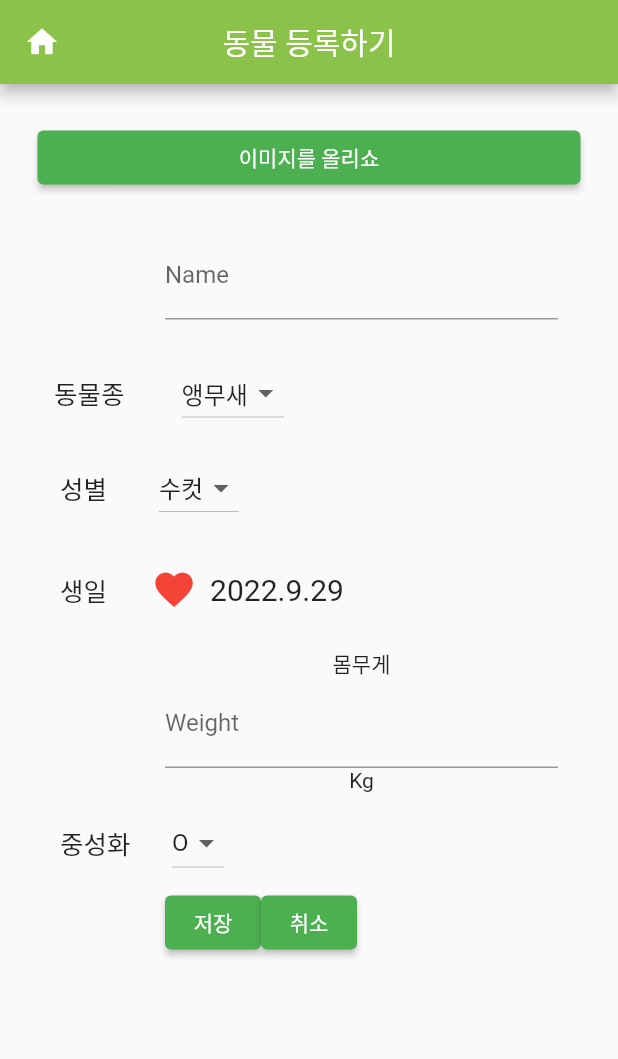
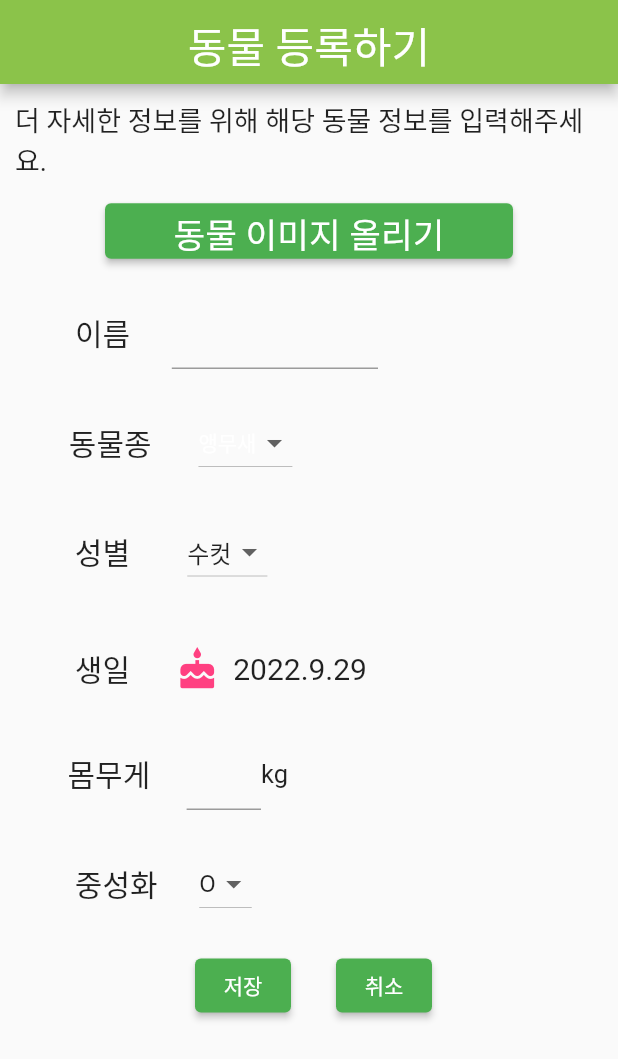
Before and after one commit to lsuinl/Ahri_manager, a Flutter app: the screen it shows after launch, on a phone screen of 412 x 824 dp. Shown: the top 1059 px of the screen. Run offline on Flutter 3.47's test engine with Material 2 defaults, Android fonts, the phone set to English and light mode, and no system bars; our stand-ins replace geolocator, google_maps_flutter, image_picker, shared_preferences, table_calendar, webview_flutter; Roboto replaces fonts that are missing (jua).

Commit message:
before merge

```diff
--- a/lib/screen/home.dart
+++ b/lib/screen/home.dart
@@ -32,7 +32,7 @@ class _HomeScreenState extends State<HomeScreen> {
       decoration: BoxDecoration( //배경이미지
         image: DecorationImage(
           fit: BoxFit.cover,
-          image: AssetImage('imgs/background3.jpg'),
+          image: AssetImage('asset/imgs/background3.jpg'),
         ),
       ),
       child: Scaffold(
@@ -88,7 +88,7 @@ class _HomeScreenState extends State<HomeScreen> {
                             Navigator.push(context,
                                 MaterialPageRoute(builder: (context) => Buy_object()));
                           },
-                          icon: Image.asset('imgs/schedule.png'),
+                          icon: Image.asset('asset/imgs/schedule.png'),
                           iconSize: 70,
                           //padding,
                         ),
@@ -117,7 +117,7 @@ class _HomeScreenState extends State<HomeScreen> {
                             Navigator.push(context,
                                 MaterialPageRoute(builder: (context) => Map_hospital()));
                           },
-                          icon: Image.asset('imgs/hospital.png'),
+                          icon: Image.asset('asset/imgs/hospital.png'),
                           iconSize: 70,
                         ),
 
@@ -147,7 +147,7 @@ class _HomeScreenState extends State<HomeScreen> {
                           Navigator.push(context,
                               MaterialPageRoute(builder: (context) => Buy_object()));
                           },
-                        icon: Image.asset('imgs/pet-food.png'),
+                        icon: Image.asset('asset/imgs/pet-food.png'),
                         iconSize: 70,
                       ),
 
--- a/lib/screen/start.dart
+++ b/lib/screen/start.dart
@@ -20,7 +20,6 @@ class StartScreen extends StatefulWidget {
   State<StartScreen> createState() => _StartScreenState();
 }
 
-
 class _StartScreenState extends State<StartScreen> {
   TextEditingController name = TextEditingController();
   TextEditingController weight = TextEditingController();
@@ -29,10 +28,12 @@ class _StartScreenState extends State<StartScreen> {
   String? _neubuttonText;
   String? _speciesText;
 
-  final UserHelper helper =UserHelper();
+  final UserHelper helper = UserHelper();
 
   var userImage;
-  addUI(u) {userImage = u;} //이미지 띄우기
+  addUI(u) {
+    userImage = u;
+  } //이미지 띄우기
 
   List _GenderType = ['수컷', '암컷'];
   List _SurgeryMenu = ['O', 'X'];
@@ -57,7 +58,8 @@ class _StartScreenState extends State<StartScreen> {
       _dropDownSurItems.add(DropdownMenuItem(value: item, child: Text(item)));
     }
     for (var item in _SpeciesList) {
-      _dropDownSpeciesItems.add(DropdownMenuItem(value: item, child: Text(item)));
+      _dropDownSpeciesItems
+          .add(DropdownMenuItem(value: item, child: Text(item)));
     }
     _genderbuttonText = _dropDownGenderItems[0].value;
     _neubuttonText = _dropDownSurItems[0].value;
@@ -69,18 +71,45 @@ class _StartScreenState extends State<StartScreen> {
     return Scaffold(
       appBar: AppBar(
         backgroundColor: Colors.lightGreen,
-        title: Text('동물 등록하기'),
+        title: Padding(
+          padding: const EdgeInsets.only(top: 5.0),
+          child: Text(
+            '동물 등록하기',
+            style: TextStyle(
+              color: Colors.white,
+              fontFamily: 'jua',
+              fontSize: 28.0,
+            ),
+          ),
+        ),
         centerTitle: true, //중간에 오도록
-        leading: Icon(Icons.home),
       ),
       body: ListView(
           scrollDirection: Axis.vertical,
           padding: const EdgeInsets.all(10.0),
           children: <Widget>[
+            Text(
+              '더 자세한 정보를 위해 해당 동물 정보를 입력해주세요.',
+              style: TextStyle(
+                fontFamily: 'jua',
+                fontSize: 18.0,
+              ),
+            ),
+            SizedBox(height: 10.0),
             Padding(
-              padding: EdgeInsets.all(15),
+              padding: EdgeInsets.symmetric(horizontal: 60.0),
               child: ElevatedButton(
-                child: const Text('이미지를 올리쇼'),
+                child: Padding(
+                  padding: const EdgeInsets.only(top: 3.0),
+                  child: const Text(
+                    '동물 이미지 올리기',
+                    style: TextStyle(
+                      color: Colors.white,
+                      fontFamily: 'jua',
+                      fontSize: 23.0,
+                    ),
+                  ),
+                ),
                 style: ButtonStyle(
                     backgroundColor: MaterialStateProperty.all(Colors.green)),
                 onPressed: () async {
@@ -94,29 +123,53 @@ class _StartScreenState extends State<StartScreen> {
                       addUI(ui);
                     });
                   }
-                  Widget userima(){ //저장한 이미지를 띄우는 친구였어요... 새로운 페이지로 띄우는 건 가능했는데요? 이 페이지 안에 띄우는 건 못하겠어요.
+                  Widget userima() {
+                    //저장한 이미지를 띄우는 친구였어요... 새로운 페이지로 띄우는 건 가능했는데요? 이 페이지 안에 띄우는 건 못하겠어요.
                     //서칭해서 찾아보니까 return Container(body:어쩌구)) 하던데 응 안돼
-                    return Image.file(userImage, height: 100, width: 100,);
+                    return Image.file(
+                      userImage,
+                      height: 100,
+                      width: 100,
+                    );
                   }
                 },
               ),
             ),
-            Padding( //이름
-              padding: EdgeInsets.fromLTRB(100, 10, 30, 20),
-              child: TextField(
-                controller: name, //name
-                decoration: InputDecoration(
-                  labelText: 'Name',
+
+            Padding(
+              //이름
+              padding: EdgeInsets.fromLTRB(40, 20, 150, 10),
+              child: Row(
+                children: <Widget>[
+                  new Text(
+                    "이름",
+                    textAlign: TextAlign.left,
+                    style: TextStyle(fontFamily: 'jua', fontSize: 20),
+                  ),
+                  new Text('        '),
+                  new Flexible(
+                      child: new TextField(
+                    controller: name,
+                    style: Theme.of(context).textTheme.bodyText1,
+                  )),
+                ],
               ),
             ),
-            ),
-            Padding( //동물종
+
+            SizedBox(height: 10.0),
+
+            Padding(
+              //동물종
               padding: EdgeInsets.fromLTRB(26, 5, 30, 10),
               child: Row(
                 children: [
-                  Text('동물종', style: TextStyle(fontSize: 17),),
-                  Text('           '),
+                  Text(
+                    '  동물종',
+                    style: TextStyle(fontFamily: 'jua', fontSize: 20),
+                  ),
+                  Text('         '),
                   DropdownButton(
+                    style: TextStyle(fontFamily: 'jua'),
                     items: _dropDownSpeciesItems,
                     onChanged: (String? value) {
                       setState(() {
@@ -128,16 +181,17 @@ class _StartScreenState extends State<StartScreen> {
                 ],
               ),
             ),
+
             Padding(
               //성별
-              padding: EdgeInsets.fromLTRB(30, 5, 30, 10),
+              padding: EdgeInsets.fromLTRB(30, 15, 30, 10),
               child: Row(
                 children: [
                   Text(
-                    '성별',
-                    style: TextStyle(fontSize: 17),
+                    '  성별',
+                    style: TextStyle(fontFamily: 'jua', fontSize: 20),
                   ),
-                  Text('          '),
+                  Text('           '),
                   DropdownButton(
                     items: _dropDownGenderItems,
                     onChanged: (String? value) {
@@ -152,16 +206,17 @@ class _StartScreenState extends State<StartScreen> {
             ),
 
             Padding(
-              padding: EdgeInsets.fromLTRB(30, 10, 30, 5),
+              padding: EdgeInsets.fromLTRB(30, 20, 30, 5),
               child: Row(
                 children: [
                   Text(
-                    '생일',
+                    '  생일',
                     textAlign: TextAlign.left,
-                    style: TextStyle(fontSize: 17),
+                    style: TextStyle(fontFamily: 'jua', fontSize: 20),
                   ),
                   Text('      '),
-                  IconButton( //생일
+                  IconButton(
+                    //생일
                     iconSize: 30.0,
                     onPressed: () {
                       showCupertinoDialog(
@@ -190,50 +245,54 @@ class _StartScreenState extends State<StartScreen> {
                       );
                     },
                     icon: Icon(
-                      Icons.favorite,
-                      color: Colors.red,
+                      Icons.cake,
+                      color: Colors.pinkAccent,
                     ),
                   ),
                   Text(
                     '${selectedDate.year}.${selectedDate.month}.${selectedDate.day}',
                     textAlign: TextAlign.center,
-                    style: TextStyle(fontSize: 20),
+                    style: TextStyle(fontFamily: 'jua', fontSize: 20),
                   ),
                 ],
               ),
             ),
 
-            //Column으로 묶고 두개를 Row로 하면 될 거 같긴 한데 왜 안되는진 모르겠다 ㅏ아아!!!!!!!
-
-            Padding(//무게
-              padding: EdgeInsets.fromLTRB(100, 10, 30, 0),
-              child: Column(
-                children: [
-                  Text('몸무게'),
-                  TextField(
+            Padding(
+              //무게
+              padding: EdgeInsets.fromLTRB(30, 17, 210, 0),
+              child: Row(
+                children: <Widget>[
+                  new Text(
+                    " 몸무게",
+                    textAlign: TextAlign.left,
+                    style: TextStyle(fontFamily: 'jua', fontSize: 20),
+                  ),
+                  new Text('       '),
+                  new Flexible(
+                    child: new TextField(
                       keyboardType: TextInputType.number,
                       controller: weight,
-                    decoration: InputDecoration(
-                      labelText: 'Weight',
+                      style: Theme.of(context).textTheme.bodyText1,
                     ),
                   ),
-                  Text(
-                    'Kg',
-                    textAlign: TextAlign.right,
+                  new Text(
+                    "kg",
+                    textAlign: TextAlign.left,
+                    style: TextStyle(fontSize: 17),
                   ),
                 ],
               ),
             ),
 
-
             Padding(
               //중성화여부
-              padding: EdgeInsets.fromLTRB(30, 10, 30, 5),
+              padding: EdgeInsets.fromLTRB(30, 25, 30, 5),
               child: Row(
                 children: [
                   Text(
-                    '중성화',
-                    style: TextStyle(fontSize: 17),
+                    '  중성화',
+                    style: TextStyle(fontFamily: 'jua', fontSize: 20),
                   ),
                   Text('        '),
                   DropdownButton(
@@ -248,30 +307,49 @@ class _StartScreenState extends State<StartScreen> {
                 ],
               ),
             ),
+
+            //버튼
             Padding(
-              padding: EdgeInsets.only(left: 100, right: 100),
+              padding: EdgeInsets.fromLTRB(120, 15, 100, 0),
               child: Row(
                 children: [
                   ElevatedButton(
-                    child: const Text('저장'),
+                    child: const Text(
+                      '저장',
+                      style: TextStyle(
+                        fontFamily: 'jua',
+                      ),
+                    ),
                     style: ButtonStyle(
-                        backgroundColor: MaterialStateProperty.all(Colors.green)),
-                    onPressed: (){
-                      if(weight.text==""||name.text==""){Text("하이");}
-                        else{
+                        backgroundColor:
+                            MaterialStateProperty.all(Colors.green)),
+                    onPressed: () {
+                      if (weight.text == "" || name.text == "") {
+                        Text("하이");
+                      } else {
                         saveUserInformation();
-                      }},
+                      }
+                    },
+                  ),
+                  SizedBox(
+                    width: 30.0,
                   ),
                   ElevatedButton(
-                    child: const Text('취소'),
+                    child: const Text(
+                      '취소',
+                      style: TextStyle(
+                        fontFamily: 'jua',
+                      ),
+                    ),
                     style: ButtonStyle(
-                        backgroundColor: MaterialStateProperty.all(Colors.green)),
+                        backgroundColor:
+                            MaterialStateProperty.all(Colors.green)),
                     onPressed: () {
                       // 앱 종료 기능
-                      SystemChannels.platform.invokeMethod('SystemNavigator.pop');
+                      SystemChannels.platform
+                          .invokeMethod('SystemNavigator.pop');
                     },
                   ),
-
                 ],
               ),
             ),
@@ -279,11 +357,11 @@ class _StartScreenState extends State<StartScreen> {
     );
   }
 
-  Future saveUserInformation() async{
-    int selectedyear=selectedDate.year;
-    int selectedmonth=selectedDate.month;
-    int selectedday=selectedDate.day;
-    user_information newUser_Information= user_information(
+  Future saveUserInformation() async {
+    int selectedyear = selectedDate.year;
+    int selectedmonth = selectedDate.month;
+    int selectedday = selectedDate.day;
+    user_information newUser_Information = user_information(
         1,
         name.text,
         weight.text,
@@ -292,8 +370,7 @@ class _StartScreenState extends State<StartScreen> {
         selectedmonth,
         selectedday,
         _neubuttonText.toString(),
-        _speciesText.toString()
-    );
+        _speciesText.toString());
     helper.writeusesinformation(newUser_Information);
     Navigator.push(
       context,
```
Also changed, not shown: 3 other files. Lines whose indentation alone changed are shown as unchanged.
